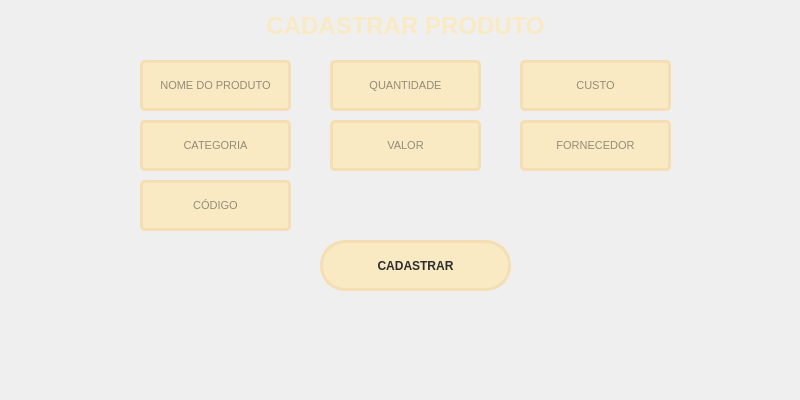
Old version of the form CadProd.ui in the repository leohpmoreira/inventoryManagement.
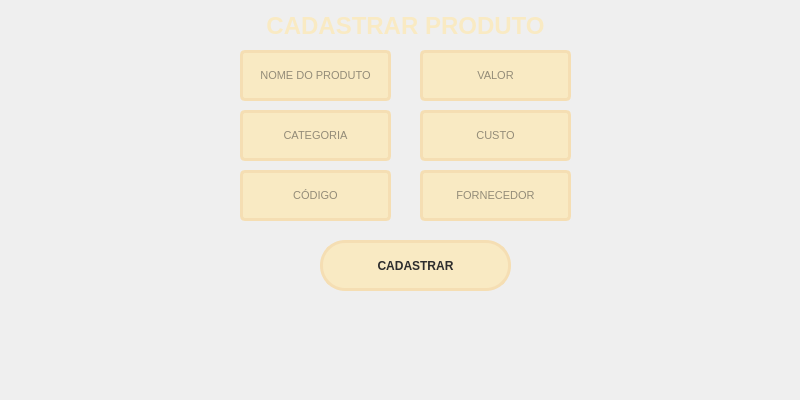
New version of the form.

What changed in the file:
```diff
--- a/CadProd.ui
+++ b/CadProd.ui
@@ -78,8 +78,8 @@
   <widget class="QLineEdit" name="nome">
    <property name="geometry">
     <rect>
-     <x>140</x>
-     <y>60</y>
+     <x>240</x>
+     <y>50</y>
      <width>151</width>
      <height>51</height>
     </rect>
@@ -121,8 +121,8 @@
   <widget class="QLineEdit" name="categoria">
    <property name="geometry">
     <rect>
-     <x>140</x>
-     <y>120</y>
+     <x>240</x>
+     <y>110</y>
      <width>151</width>
      <height>51</height>
     </rect>
@@ -164,8 +164,8 @@
   <widget class="QLineEdit" name="valor_2">
    <property name="geometry">
     <rect>
-     <x>140</x>
-     <y>180</y>
+     <x>240</x>
+     <y>170</y>
      <width>151</width>
      <height>51</height>
     </rect>
@@ -204,54 +204,11 @@
     <string>CÓDIGO</string>
    </property>
   </widget>
-  <widget class="QLineEdit" name="quantidade">
-   <property name="geometry">
-    <rect>
-     <x>330</x>
-     <y>60</y>
-     <width>151</width>
-     <height>51</height>
-    </rect>
-   </property>
-   <property name="font">
-    <font>
-     <family>Segoe UI</family>
-     <pointsize>8</pointsize>
-     <weight>50</weight>
-     <bold>false</bold>
-    </font>
-   </property>
-   <property name="styleSheet">
-    <string notr="true">QLineEdit {
-	border: 3px solid rgb(245, 222, 179);
-	border-radius: 5px;
-	padding: 15px;
-	background-color:rgb(249, 234, 195);
-	color: rgb(45, 45, 45);
-}
-QLineEdit:hover {
-	border: 3px solid rgb(55, 55, 55);
-}
-QLineEdit:focus {
-	border: 3px solid rgb(135, 206, 250);
-	color: rgb(45, 45, 45);
-}</string>
-   </property>
-   <property name="maxLength">
-    <number>45</number>
-   </property>
-   <property name="alignment">
-    <set>Qt::AlignCenter</set>
-   </property>
-   <property name="placeholderText">
-    <string>QUANTIDADE</string>
-   </property>
-  </widget>
   <widget class="QLineEdit" name="valor">
    <property name="geometry">
     <rect>
-     <x>330</x>
-     <y>120</y>
+     <x>420</x>
+     <y>50</y>
      <width>151</width>
      <height>51</height>
     </rect>
@@ -293,8 +250,8 @@
   <widget class="QLineEdit" name="custo">
    <property name="geometry">
     <rect>
-     <x>520</x>
-     <y>60</y>
+     <x>420</x>
+     <y>110</y>
      <width>151</width>
      <height>51</height>
     </rect>
@@ -336,8 +293,8 @@
   <widget class="QLineEdit" name="nome_2">
    <property name="geometry">
     <rect>
-     <x>520</x>
-     <y>120</y>
+     <x>420</x>
+     <y>170</y>
      <width>151</width>
      <height>51</height>
     </rect>
```
Left out of the diff: 4 changed lines with no effect on the pictures.
